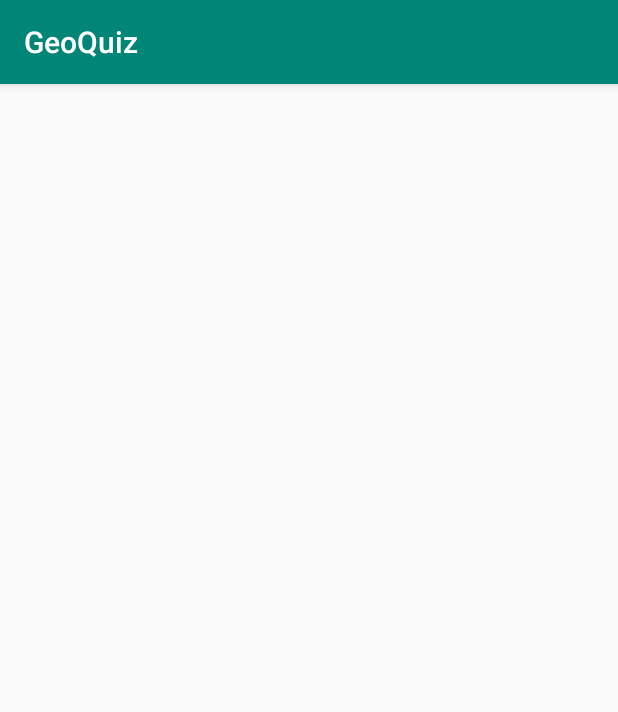
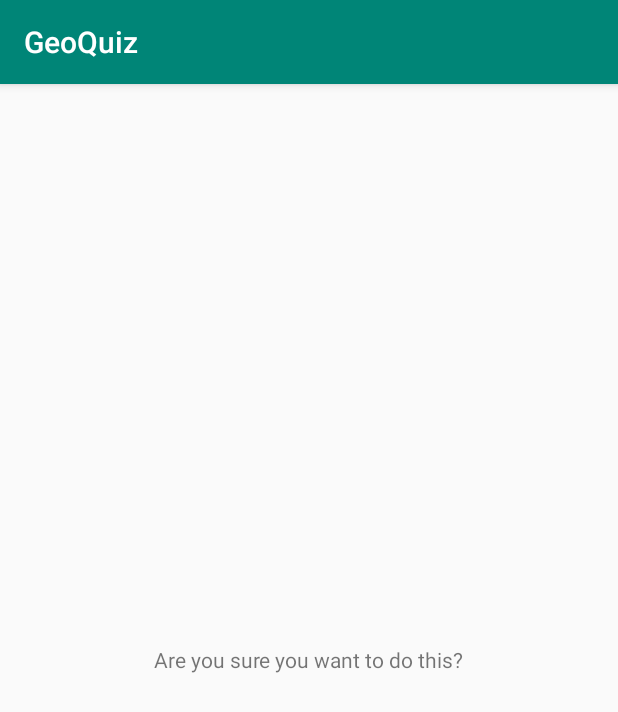
Before and after one commit to chydee/GeoQuiz, an Android app: the CheatActivity screen opened directly, with no data from a screen before it, on a phone screen of 412 x 824 dp. Shown: the top 712 px of the screen. Run offline under Robolectric (Android 15) with nearby library versions, the phone set to English and light mode, and no system bars.

Commit message:
activity_cheat updated

```diff
--- a/app/src/main/res/layout/activity_cheat.xml
+++ b/app/src/main/res/layout/activity_cheat.xml
@@ -7,4 +7,10 @@
     android:orientation="vertical"
     tools:context=".CheatActivity">
 
+    <TextView
+        android:layout_width="wrap_content"
+        android:layout_height="wrap_content"
+        android:padding="24dp"
+        android:text="@string/warning_text"/>
+
 </LinearLayout>
```
